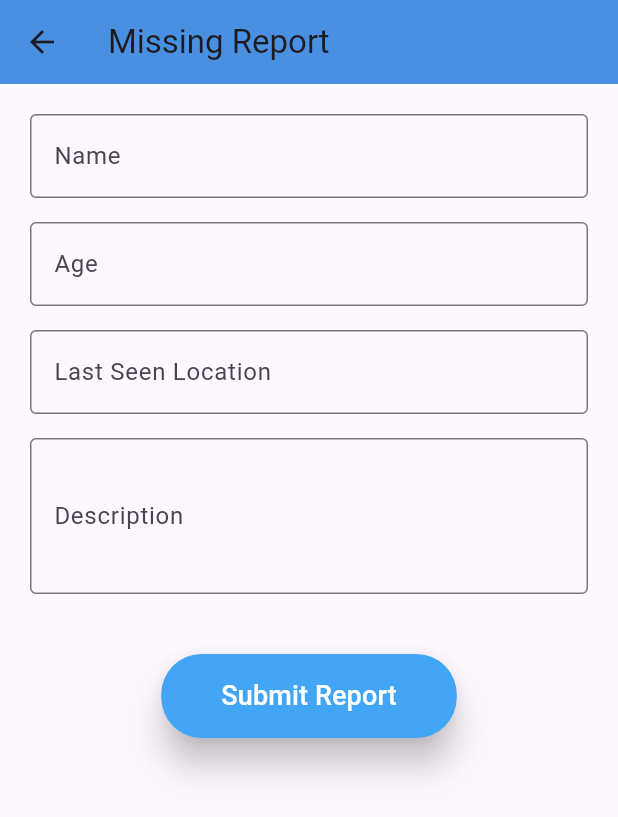
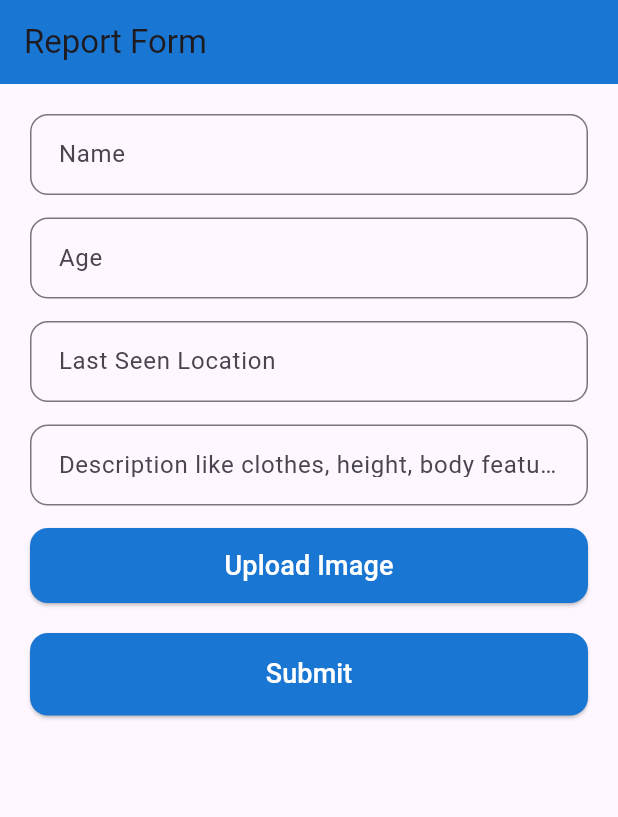
Before and after one commit to Kamalesh8287/DECEPTICON, a Flutter app: the MissingReportForm widget shown alone on an empty page, opened directly, on a phone screen of 412 x 824 dp. Shown: the top 817 px of the screen. Run offline on Flutter 3.47's test engine with Material 3 defaults, Android fonts, the phone set to English and light mode, and no system bars; our stand-ins replace firebase_core, image_picker; accounts and stored records are empty.

Commit message:
modified:   .vscode/launch.json 	modified:   lib/report.dart 	modified:   pubspec.yaml

```diff
--- a/lib/report.dart
+++ b/lib/report.dart
@@ -1,6 +1,6 @@
-import 'package:cloud_firestore/cloud_firestore.dart';
 import 'package:flutter/material.dart';
-// Add the missing import for Firebase initialization
+import 'package:image_picker/image_picker.dart';
+import 'dart:io';
 
 class Report extends StatefulWidget {
   const Report({super.key});
@@ -13,9 +13,6 @@ class _ReportState extends State<Report> {
   String? _selectedReport;
 
   void _navigateToReportPage(String reportType) {
-    setState(() {
-      _selectedReport = reportType;
-    });
     Navigator.push(
       context,
       MaterialPageRoute(
@@ -27,41 +24,26 @@ class _ReportState extends State<Report> {
   @override
   Widget build(BuildContext context) {
     return Scaffold(
+      backgroundColor: Colors.grey[100],
       appBar: AppBar(
         title: const Text('Report'),
-        backgroundColor: const Color.fromARGB(255, 248, 107, 92),
+        backgroundColor: const Color(0xFF1976D2),
       ),
       body: Padding(
         padding: const EdgeInsets.all(20.0),
         child: Column(
           mainAxisAlignment: MainAxisAlignment.center,
           children: [
-            // "Report Here" Banner
-            Container(
-              padding: const EdgeInsets.all(16),
-              decoration: BoxDecoration(
-                color: const Color(0xFF42A5F5),
-                borderRadius: BorderRadius.circular(12),
-                boxShadow: [
-                  BoxShadow(
-                    color: Colors.black.withOpacity(0.2),
-                    blurRadius: 8,
-                    offset: const Offset(0, 4),
-                  ),
-                ],
-              ),
-              child: const Text(
-                'Report Here',
+            const Text(
+              '"REPORT HERE"',
               style: TextStyle(
-                  fontSize: 24,
-                  fontWeight: FontWeight.bold,
-                  color: Colors.white,
-                ),
+                fontSize: 39,
+                fontWeight: FontWeight.w900,
+                color: Color(0xFFD32F2F),
+                letterSpacing: 1.2,
               ),
             ),
             const SizedBox(height: 30),
-
-            // Dropdown for Report Type
             DropdownButtonFormField<String>(
               value: _selectedReport,
               hint: const Text('Select Report Type'),
@@ -70,12 +52,8 @@ class _ReportState extends State<Report> {
                   _navigateToReportPage(newValue);
                 }
               },
-              items:
-                  [
-                    'Missing Report',
-                    'Road Blockages',
-                    'Others',
-                  ].map<DropdownMenuItem<String>>((String value) {
+              items: ['Missing Report', 'Road Blockages', 'Others']
+                  .map<DropdownMenuItem<String>>((String value) {
                 return DropdownMenuItem<String>(
                   value: value,
                   child: Text(value),
@@ -85,10 +63,8 @@ class _ReportState extends State<Report> {
                 border: OutlineInputBorder(
                   borderRadius: BorderRadius.circular(12),
                 ),
-                contentPadding: const EdgeInsets.symmetric(
-                  horizontal: 15,
-                  vertical: 15,
-                ),
+                contentPadding:
+                    const EdgeInsets.symmetric(horizontal: 15, vertical: 15),
               ),
             ),
           ],
@@ -98,7 +74,6 @@ class _ReportState extends State<Report> {
   }
 }
 
-// Report Detail Page
 class ReportDetailPage extends StatelessWidget {
   final String reportType;
 
@@ -108,24 +83,14 @@ class ReportDetailPage extends StatelessWidget {
   Widget build(BuildContext context) {
     if (reportType == 'Missing Report') {
       return const MissingReportForm();
+    } else if (reportType == 'Road Blockages') {
+      return const RoadBlockageForm();
+    } else {
+      return const OtherIssuesForm(); // ✅ Added back Other Issues form
     }
-
-    return Scaffold(
-      appBar: AppBar(
-        title: Text(reportType),
-        backgroundColor: const Color(0xFF4A90E2),
-      ),
-      body: Center(
-        child: Text(
-          'Details of $reportType',
-          style: const TextStyle(fontSize: 24, fontWeight: FontWeight.bold),
-        ),
-      ),
-    );
   }
 }
 
-// Missing Report Form
 class MissingReportForm extends StatefulWidget {
   const MissingReportForm({super.key});
 
@@ -139,134 +104,291 @@ class _MissingReportFormState extends State<MissingReportForm> {
   final TextEditingController _ageController = TextEditingController();
   final TextEditingController _locationController = TextEditingController();
   final TextEditingController _descriptionController = TextEditingController();
+  File? _selectedImage;
 
-  // Submit Report
-  void _submitReport() async {
+  Future<void> _pickImage() async {
+    final pickedFile =
+        await ImagePicker().pickImage(source: ImageSource.gallery);
+    if (pickedFile != null) {
+      setState(() => _selectedImage = File(pickedFile.path));
+    }
+  }
+
+  void _submitReport() {
     if (_formKey.currentState!.validate()) {
-      try {
-        await FirebaseFirestore.instance.collection('reports').add({
-          'name': _nameController.text,
-          'age': _ageController.text,
-          'location': _locationController.text,
-          'description': _descriptionController.text,
-          'timestamp': FieldValue.serverTimestamp(),
-        });
-
       ScaffoldMessenger.of(context).showSnackBar(
         const SnackBar(
-            content: Text('Report submitted successfully!'),
-            backgroundColor: Colors.green,
+          content: Text('Report has been submitted successfully!'),
+          backgroundColor: Colors.black,
           duration: Duration(seconds: 2),
         ),
       );
 
-        // Clear form and navigate back
       _nameController.clear();
       _ageController.clear();
       _locationController.clear();
       _descriptionController.clear();
+      _selectedImage = null;
 
-        if (mounted) {
-          Navigator.pop(context);
-        }
-      } catch (e) {
-        ScaffoldMessenger.of(context).showSnackBar(
-          SnackBar(
-            content: Text('Error submitting report: $e'),
-            backgroundColor: const Color.fromARGB(255, 246, 50, 36),
-          ),
-        );
-      }
+      Future.delayed(const Duration(seconds: 1), () {
+        if (mounted) Navigator.pop(context);
+      });
     }
   }
 
   @override
   Widget build(BuildContext context) {
+    return ReportFormTemplate(
+      formKey: _formKey,
+      controllers: {
+        'Name': _nameController,
+        'Age': _ageController,
+        'Last Seen Location': _locationController,
+        'Description like clothes, height, body features':
+            _descriptionController,
+      },
+      selectedImage: _selectedImage,
+      onImagePick: _pickImage,
+      onSubmit: _submitReport,
+    );
+  }
+}
+
+class RoadBlockageForm extends StatefulWidget {
+  const RoadBlockageForm({super.key});
+
+  @override
+  State<RoadBlockageForm> createState() => _RoadBlockageFormState();
+}
+
+class _RoadBlockageFormState extends State<RoadBlockageForm> {
+  final _formKey = GlobalKey<FormState>();
+  final TextEditingController _locationController = TextEditingController();
+  final TextEditingController _descriptionController = TextEditingController();
+  String? _severity;
+  File? _selectedImage;
+
+  Future<void> _pickImage() async {
+    final pickedFile =
+        await ImagePicker().pickImage(source: ImageSource.gallery);
+    if (pickedFile != null) {
+      setState(() => _selectedImage = File(pickedFile.path));
+    }
+  }
+
+  void _submitReport() {
+    if (_formKey.currentState!.validate()) {
+      ScaffoldMessenger.of(context).showSnackBar(
+        const SnackBar(
+          content: Text('Report has been submitted successfully!'),
+          backgroundColor: Colors.black,
+          duration: Duration(seconds: 2),
+        ),
+      );
+
+      _locationController.clear();
+      _descriptionController.clear();
+      _selectedImage = null;
+
+      Future.delayed(const Duration(seconds: 1), () {
+        if (mounted) Navigator.pop(context);
+      });
+    }
+  }
+
+  @override
+  Widget build(BuildContext context) {
+    return ReportFormTemplate(
+      formKey: _formKey,
+      controllers: {
+        'Location': _locationController,
+        'Description': _descriptionController,
+      },
+      dropdownValue: _severity,
+      onDropdownChanged: (value) => setState(() => _severity = value),
+      selectedImage: _selectedImage,
+      onImagePick: _pickImage,
+      onSubmit: _submitReport,
+    );
+  }
+}
+
+class OtherIssuesForm extends StatefulWidget {
+  const OtherIssuesForm({super.key});
+
+  @override
+  State<OtherIssuesForm> createState() => _OtherIssuesFormState();
+}
+
+class _OtherIssuesFormState extends State<OtherIssuesForm> {
+  final _formKey = GlobalKey<FormState>();
+  final TextEditingController _descriptionController = TextEditingController();
+  File? _selectedImage;
+
+  Future<void> _pickImage() async {
+    final pickedFile =
+        await ImagePicker().pickImage(source: ImageSource.gallery);
+    if (pickedFile != null) {
+      setState(() => _selectedImage = File(pickedFile.path));
+    }
+  }
+
+  void _submitReport() {
+    if (_formKey.currentState!.validate()) {
+      ScaffoldMessenger.of(context).showSnackBar(
+        const SnackBar(
+          content: Text('Report has been submitted successfully!'),
+          backgroundColor: Colors.black,
+          duration: Duration(seconds: 2),
+        ),
+      );
+
+      _descriptionController.clear();
+      _selectedImage = null;
+
+      Future.delayed(const Duration(seconds: 1), () {
+        if (mounted) Navigator.pop(context);
+      });
+    }
+  }
+
+  @override
+  Widget build(BuildContext context) {
+    return ReportFormTemplate(
+      formKey: _formKey,
+      controllers: {
+        'Description': _descriptionController,
+      },
+      selectedImage: _selectedImage,
+      onImagePick: _pickImage,
+      onSubmit: _submitReport,
+    );
+  }
+}
+
+class ReportFormTemplate extends StatelessWidget {
+  final GlobalKey<FormState> formKey;
+  final Map<String, TextEditingController> controllers;
+  final File? selectedImage;
+  final VoidCallback onImagePick;
+  final VoidCallback onSubmit;
+  final String? dropdownValue;
+  final Function(String?)? onDropdownChanged;
+
+  const ReportFormTemplate({
+    super.key,
+    required this.formKey,
+    required this.controllers,
+    required this.selectedImage,
+    required this.onImagePick,
+    required this.onSubmit,
+    this.dropdownValue,
+    this.onDropdownChanged,
+  });
+
+  @override
+  Widget build(BuildContext context) {
     return Scaffold(
       appBar: AppBar(
-        title: const Text('Missing Report'),
-        backgroundColor: const Color(0xFF4A90E2),
+        title: const Text('Report Form'),
+        backgroundColor: const Color(0xFF1976D2),
       ),
       body: Padding(
         padding: const EdgeInsets.all(20),
         child: Form(
-          key: _formKey,
+          key: formKey,
           child: SingleChildScrollView(
             child: Column(
-              crossAxisAlignment: CrossAxisAlignment.start,
               children: [
-                // Name Field
-                TextFormField(
-                  controller: _nameController,
-                  decoration: const InputDecoration(
-                    labelText: 'Name',
-                    border: OutlineInputBorder(),
+                // Dropdown for Road Blockages severity
+                if (onDropdownChanged != null)
+                  DropdownButtonFormField<String>(
+                    value: dropdownValue,
+                    hint: const Text('Select Severity'),
+                    onChanged: onDropdownChanged,
+                    items: ['Low', 'Medium', 'High']
+                        .map<DropdownMenuItem<String>>((String value) {
+                      return DropdownMenuItem<String>(
+                        value: value,
+                        child: Text(value),
+                      );
+                    }).toList(),
+                    decoration: InputDecoration(
+                      border: OutlineInputBorder(
+                        borderRadius: BorderRadius.circular(12),
                       ),
-                  validator:
-                      (value) => value!.isEmpty ? 'Please enter a name' : null,
+                      contentPadding: const EdgeInsets.symmetric(
+                          horizontal: 15, vertical: 15),
                     ),
-                const SizedBox(height: 16),
+                  ),
 
-                // Age Field
-                TextFormField(
-                  controller: _ageController,
-                  decoration: const InputDecoration(
-                    labelText: 'Age',
-                    border: OutlineInputBorder(),
+                if (onDropdownChanged != null) const SizedBox(height: 20),
+
+                // Text Fields
+                ...controllers.entries.map((entry) {
+                  return Padding(
+                    padding: const EdgeInsets.only(bottom: 15),
+                    child: TextFormField(
+                      controller: entry.value,
+                      decoration: InputDecoration(
+                        labelText: entry.key,
+                        border: OutlineInputBorder(
+                          borderRadius: BorderRadius.circular(12),
                         ),
-                  keyboardType: TextInputType.number,
-                  validator:
-                      (value) => value!.isEmpty ? 'Please enter age' : null,
+                        contentPadding: const EdgeInsets.symmetric(
+                            horizontal: 15, vertical: 15),
                       ),
-                const SizedBox(height: 16),
+                      validator: (value) {
+                        if (value == null || value.isEmpty) {
+                          return '${entry.key} is required';
+                        }
+                        return null;
+                      },
+                    ),
+                  );
+                }).toList(),
 
-                // Location Field
-                TextFormField(
-                  controller: _locationController,
-                  decoration: const InputDecoration(
-                    labelText: 'Last Seen Location',
-                    border: OutlineInputBorder(),
+                // Image Upload Button
+                ElevatedButton(
+                  onPressed: onImagePick,
+                  style: ElevatedButton.styleFrom(
+                    backgroundColor: const Color(0xFF1976D2),
+                    minimumSize: const Size(double.infinity, 50),
+                    shape: RoundedRectangleBorder(
+                      borderRadius: BorderRadius.circular(12),
                     ),
-                  validator:
-                      (value) =>
-                          value!.isEmpty ? 'Please enter location' : null,
                   ),
-                const SizedBox(height: 16),
+                  child: const Text(
+                    'Upload Image',
+                    style: TextStyle(fontSize: 18, color: Colors.white),
+                  ),
+                ),
 
-                // Description Field
-                TextFormField(
-                  controller: _descriptionController,
-                  decoration: const InputDecoration(
-                    labelText: 'Description',
-                    border: OutlineInputBorder(),
+                if (selectedImage != null) ...[
+                  const SizedBox(height: 10),
+                  Image.file(
+                    selectedImage!,
+                    height: 150,
+                    width: 150,
+                    fit: BoxFit.cover,
                   ),
-                  maxLines: 3,
-                  validator:
-                      (value) =>
-                          value!.isEmpty ? 'Please enter description' : null,
-                ),
-                const SizedBox(height: 40),
+                ],
+
+                const SizedBox(height: 20),
 
                 // Submit Button
-                Center(
-                  child: ElevatedButton(
-                    onPressed: _submitReport,
+                ElevatedButton(
+                  onPressed: onSubmit,
                   style: ElevatedButton.styleFrom(
-                      backgroundColor: const Color(0xFF42A5F5),
-                      foregroundColor: Colors.white,
-                      padding: const EdgeInsets.symmetric(
-                        horizontal: 40,
-                        vertical: 15,
+                    backgroundColor: const Color(0xFF1976D2),
+                    minimumSize: const Size(double.infinity, 55), // Increased size
+                    shape: RoundedRectangleBorder(
+                      borderRadius: BorderRadius.circular(12),
                     ),
-                      shape: RoundedRectangleBorder(
-                        borderRadius: BorderRadius.circular(27),
-                      ),
-                      elevation: 10,
                   ),
                   child: const Text(
-                      'Submit Report',
-                      style: TextStyle(fontSize: 18),
-                    ),
+                    'Submit',
+                    style: TextStyle(fontSize: 18, color: Colors.white),
                   ),
                 ),
               ],
--- a/pubspec.yaml
+++ b/pubspec.yaml
@@ -30,9 +30,10 @@ environment:
 dependencies:
   flutter:
     sdk: flutter
+  image_picker: ^1.0.4
+
 
   # Third-party packages should be aligned at the same level
-  image_picker: ^1.0.7
   cupertino_icons: ^1.0.8
   firebase_data_connect: ^0.1.3+2
   firebase_core: ^3.6.0
```
Lines whose indentation alone changed are shown as unchanged.
